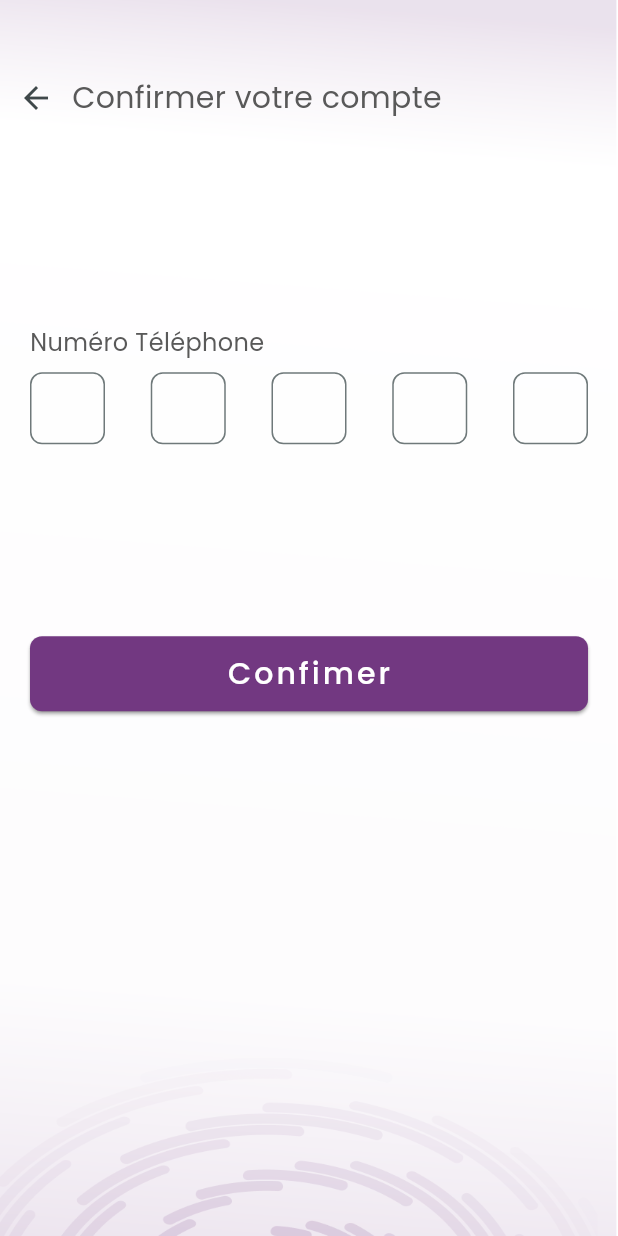
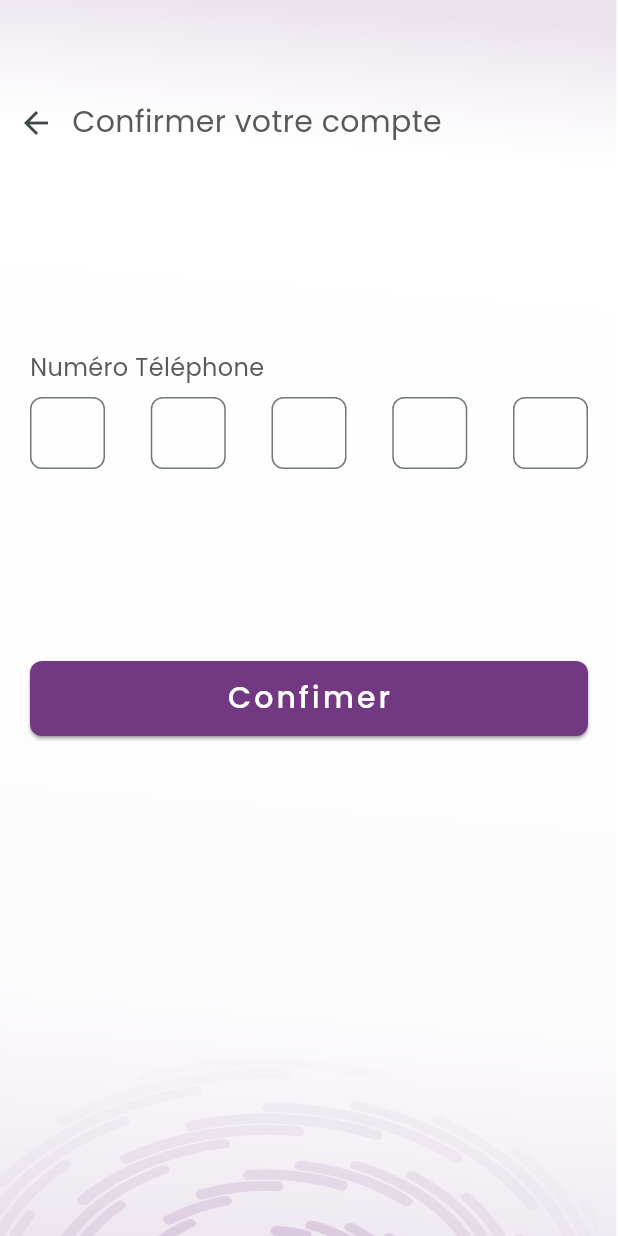
Before and after one commit to azzouzin/labnova, a Flutter app: the ConfirmOtp screen opened by its route, after a tap on "Confimer", on a phone screen of 412 x 824 dp. Run offline on Flutter 3.47's test engine with Material 3 defaults, Android fonts, the light colour scheme and no system bars; our stand-ins replace bloc, cloud_firestore, dartz, dio, equatable, firebase_auth and 8 more; accounts and stored records are empty.

Commit message:
refactor(auth): restructure auth flow and improve code readability
- Remove redundant router push in AuthCubit and handle navigation in SignUpView
- Convert EnterPhoneView from StatelessWidget to StatefulWidget for better state management
- Adjust spacing and layout in various auth-related widgets
- Simplify form handling in SignUpForm and improve code organization

```diff
--- a/lib/core/utils/app_router.dart
+++ b/lib/core/utils/app_router.dart
@@ -58,7 +58,7 @@ abstract class AppRouter {
             path: kAuthView,
             pageBuilder: (context, state) => CustomTransitionPage(
               key: state.pageKey,
-              child: const SignUpView(),
+              child: SignUpView(),
               transitionsBuilder: CustomPageTransitions.slideTransition,
             ),
           ),
--- a/lib/features/auth/presentation/view/confirm_otp.dart
+++ b/lib/features/auth/presentation/view/confirm_otp.dart
@@ -16,6 +16,7 @@ class ConfirmOtp extends StatelessWidget {
   @override
   Widget build(BuildContext context) {
     final size = MediaQuery.of(context).size;
+    final enterPhoneView = EnterPhoneView(size: size);
     return Scaffold(
       body: Container(
         decoration: BoxDecoration(
@@ -27,18 +28,20 @@ class ConfirmOtp extends StatelessWidget {
           ),
         ),
         child: BlocProvider<AuthCubit>(
-            create: (context) => AuthCubit(),
-            child: BlocBuilder<AuthCubit, AuthState>(builder: (context, state) {
+          create: (context) => AuthCubit(),
+          child: BlocBuilder<AuthCubit, AuthState>(
+            builder: (context, state) {
               switch (state) {
                 case AuthEnterOTP():
                   return EnterOtpView(size: size);
                 case AuthEnterPhone():
-                  return EnterPhoneView(size: size);
-
+                  return enterPhoneView;
                 default:
-                  return EnterPhoneView(size: size);
+                  return enterPhoneView;
               }
-            })),
+            },
+          ),
+        ),
       ),
     );
   }
--- a/lib/features/auth/presentation/view/sign_up_view.dart
+++ b/lib/features/auth/presentation/view/sign_up_view.dart
@@ -1,19 +1,22 @@
 import 'package:flutter/material.dart';
 import 'package:flutter_bloc/flutter_bloc.dart';
 import 'package:gap/gap.dart';
+import 'package:go_router/go_router.dart';
 import 'package:labnova/core/constants/assets_const.dart';
 import 'package:labnova/core/utils/styles.dart';
 import 'package:labnova/features/auth/presentation/view/widgets/sign_in_form.dart';
 import 'package:labnova/features/auth/presentation/view_model/cubit/auth_cubit.dart';
 
+import '../../../../core/constants/theme_const.dart';
 import '../../../../core/utils/widgets/custom_loading_widget.dart';
 import '../../../../core/utils/widgets/custom_text_field.dart';
 import 'widgets/sign_up_form.dart';
 import 'widgets/sigu_up_header.dart';
 
 class SignUpView extends StatelessWidget {
-  const SignUpView({super.key});
-
+  SignUpView({super.key});
+  final sigUpForm = SingUpForm();
+  final sigINForm = SignInForm();
   @override
   Widget build(BuildContext context) {
     final size = MediaQuery.of(context).size;
@@ -36,12 +39,27 @@ class SignUpView extends StatelessWidget {
               child: Column(
                 children: [
                   SignUPHeader(size: size),
-                  BlocBuilder<AuthCubit, AuthState>(
+                  BlocConsumer<AuthCubit, AuthState>(
+                    listener: (context, state) {
+                      if (state is AuthAuthenticated) {
+                        GoRouter.of(context).push(kHomeView);
+                      }
+                      if (state is AuthEnterPhone) {
+                        GoRouter.of(context).push(kOtpView);
+                      }
+                      if (state is AuthError) {
+                        ScaffoldMessenger.of(context).showSnackBar(
+                          SnackBar(
+                            content: Text(state.message),
+                          ),
+                        );
+                      }
+                    },
                     builder: (context, state) {
-                      if (state is AuthSignUp) return SingUpForm();
-                      if (state is AuthSignIN) return SignInForm();
+                      if (state is AuthSignUp) return sigUpForm;
+                      if (state is AuthSignIN) return sigINForm;
                       if (state is AuthLoading) return CustomLoadingWidget();
-                      return SingUpForm();
+                      return sigUpForm;
                     },
                   ),
                 ],
--- a/lib/features/auth/presentation/view/widgets/enter_otp.dart
+++ b/lib/features/auth/presentation/view/widgets/enter_otp.dart
@@ -19,7 +19,7 @@ class EnterOtpView extends StatelessWidget {
   Widget build(BuildContext context) {
     return Column(
       children: [
-        Gap(size.height * 0.05),
+        Gap(size.height * 0.07),
         Row(
           children: [
             IconButton(onPressed: () {}, icon: Icon(Icons.arrow_back)),
--- a/lib/features/auth/presentation/view/widgets/enter_phone_form.dart
+++ b/lib/features/auth/presentation/view/widgets/enter_phone_form.dart
@@ -7,7 +7,7 @@ import '../../../../../core/utils/styles.dart';
 import '../../../../../core/utils/widgets/custom_button.dart';
 import '../../../../../core/utils/widgets/custom_text_field.dart';
 
-class EnterPhoneView extends StatelessWidget {
+class EnterPhoneView extends StatefulWidget {
   const EnterPhoneView({
     super.key,
     required this.size,
@@ -16,10 +16,29 @@ class EnterPhoneView extends StatelessWidget {
   final Size size;
 
   @override
+  State<EnterPhoneView> createState() => _EnterPhoneViewState();
+}
+
+class _EnterPhoneViewState extends State<EnterPhoneView> {
+  late final TextEditingController phoneController;
+
+  @override
+  void initState() {
+    super.initState();
+    phoneController = TextEditingController();
+  }
+
+  @override
+  void dispose() {
+    phoneController.dispose();
+    super.dispose();
+  }
+
+  @override
   Widget build(BuildContext context) {
     return Column(
       children: [
-        Gap(size.height * 0.05),
+        Gap(widget.size.height * 0.07),
         Row(
           children: [
             IconButton(onPressed: () {}, icon: Icon(Icons.arrow_back)),
@@ -43,18 +62,19 @@ class EnterPhoneView extends StatelessWidget {
                   color: Theme.of(context).colorScheme.shadow,
                 ),
               ),
-              Gap(8),
+              Gap(10),
               CustomTextField(
-                controller: TextEditingController(),
+                controller: phoneController,
                 hintText: '+213 654 789 01',
                 labelText: 'Num Téléphone',
               ),
               Gap(128),
               CustomButton(
-                  onPressed: () {
-                    BlocProvider.of<AuthCubit>(context).switchOTP();
-                  },
-                  text: "Confimer")
+                onPressed: () {
+                  BlocProvider.of<AuthCubit>(context).switchOTP();
+                },
+                text: "Confimer",
+              ),
             ],
           ),
         ),
--- a/lib/features/auth/presentation/view/widgets/sign_up_form.dart
+++ b/lib/features/auth/presentation/view/widgets/sign_up_form.dart
@@ -25,6 +25,7 @@ class SingUpForm extends StatelessWidget {
         if (state is AuthAuthenticated) {
           GoRouter.of(context).push(kHomeView);
         } else if (state is AuthError) {
+          print(state.message);
           ScaffoldMessenger.of(context).showSnackBar(
             SnackBar(content: Text(state.message)),
           );
@@ -32,7 +33,6 @@ class SingUpForm extends StatelessWidget {
       },
       child: Padding(
         padding: const EdgeInsets.all(20.0),
-        child: Form(
         child: Column(
           mainAxisAlignment: MainAxisAlignment.end,
           spacing: 20,
@@ -114,7 +114,6 @@ class SingUpForm extends StatelessWidget {
           ],
         ),
       ),
-      ),
     );
   }
 }
--- a/lib/features/auth/presentation/view_model/cubit/auth_cubit.dart
+++ b/lib/features/auth/presentation/view_model/cubit/auth_cubit.dart
@@ -48,7 +48,6 @@ class AuthCubit extends Cubit<AuthState> {
     try {
       await authRepository.signUpWithEmail(email, password, name);
       emit(AuthEnterPhone());
-      GoRouter.of(context).push(kOtpView);
     } catch (e) {
       emit(AuthError(e.toString()));
     }
```
Also changed, not shown: lib/features/auth/data/repo/auth_repository_impl.dart (+7 -2 lines). Lines whose indentation alone changed are shown as unchanged.
